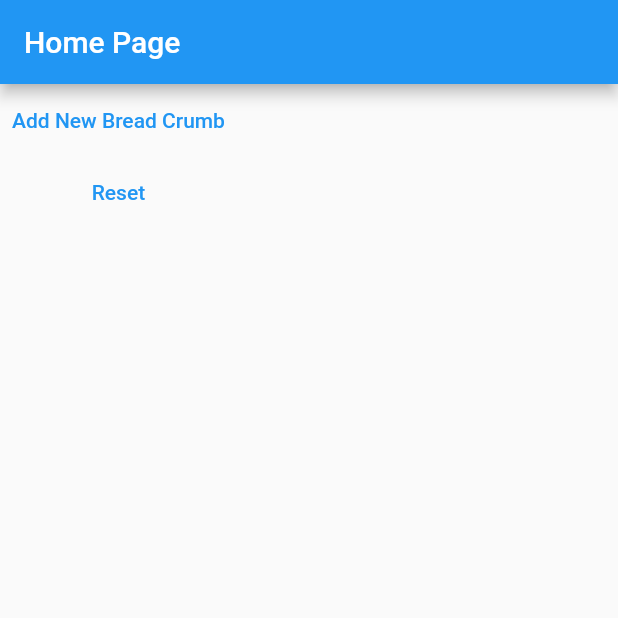
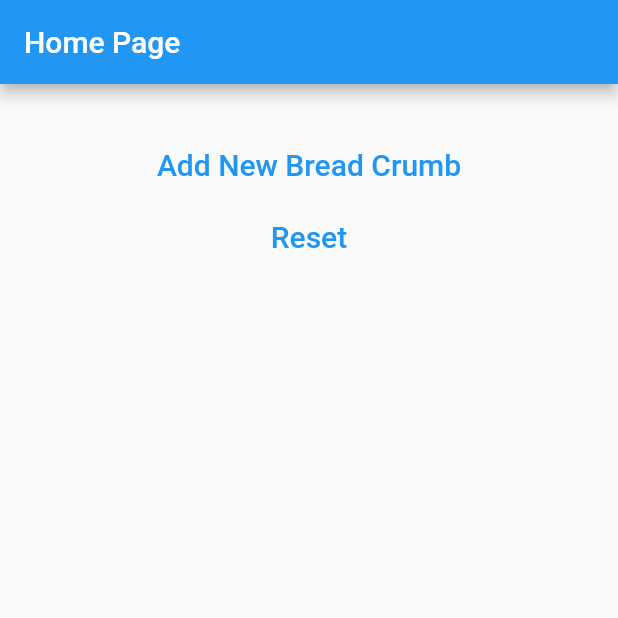
Before and after one commit to nikhil7299/eprovidera, a Flutter app: the screen it shows after launch, on a phone screen of 412 x 824 dp, the top half of it. Run offline on Flutter 3.47's test engine with Material 2 defaults, Android fonts, the phone set to English and light mode, and no system bars.

Commit message:
E-Provier-A

```diff
--- a/lib/main.dart
+++ b/lib/main.dart
@@ -95,6 +95,7 @@ class BreadCrumbsWidget extends StatelessWidget {
             child: Text(
               breadCrumb.title,
               style: TextStyle(
+                fontSize: 18,
                 color: breadCrumb.isActive ? Colors.blue : Colors.black,
               ),
             ),
@@ -116,7 +117,9 @@ class HomePage extends StatelessWidget {
       ),
       body: SafeArea(
         child: Column(
+          crossAxisAlignment: CrossAxisAlignment.stretch,
           children: [
+            const SizedBox(height: 10),
             Consumer<BreadCrumbProvider>(builder: (context, value, child) {
               return BreadCrumbsWidget(
                 // onTapped: ((p0) {
@@ -125,17 +128,24 @@ class HomePage extends StatelessWidget {
                 breadCrumbs: value.items,
               );
             }),
+            const SizedBox(height: 20),
             TextButton(
               onPressed: () {
                 Navigator.of(context).pushNamed('/new');
               },
-              child: const Text("Add New Bread Crumb"),
+              child: const Text(
+                "Add New Bread Crumb",
+                style: TextStyle(fontSize: 20),
+              ),
             ),
             TextButton(
               onPressed: () {
                 context.read<BreadCrumbProvider>().reset();
               },
-              child: const Text("Reset"),
+              child: const Text(
+                "Reset",
+                style: TextStyle(fontSize: 20),
+              ),
             ),
           ],
         ),
@@ -205,9 +215,14 @@ class ExpPage extends StatelessWidget {
     return Scaffold(
       appBar: AppBar(title: const Text("Experimenting")),
       body: SafeArea(
-          child: Container(
-        color: Colors.teal.shade400,
-        child: const Text("Exp Page"),
+          child: Center(
+        child: Container(
+          color: Colors.teal.shade400,
+          child: const Text(
+            "Exp Page",
+            style: TextStyle(fontSize: 20),
+          ),
+        ),
       )),
     );
   }
```
Also changed, not shown: 1 other file.
